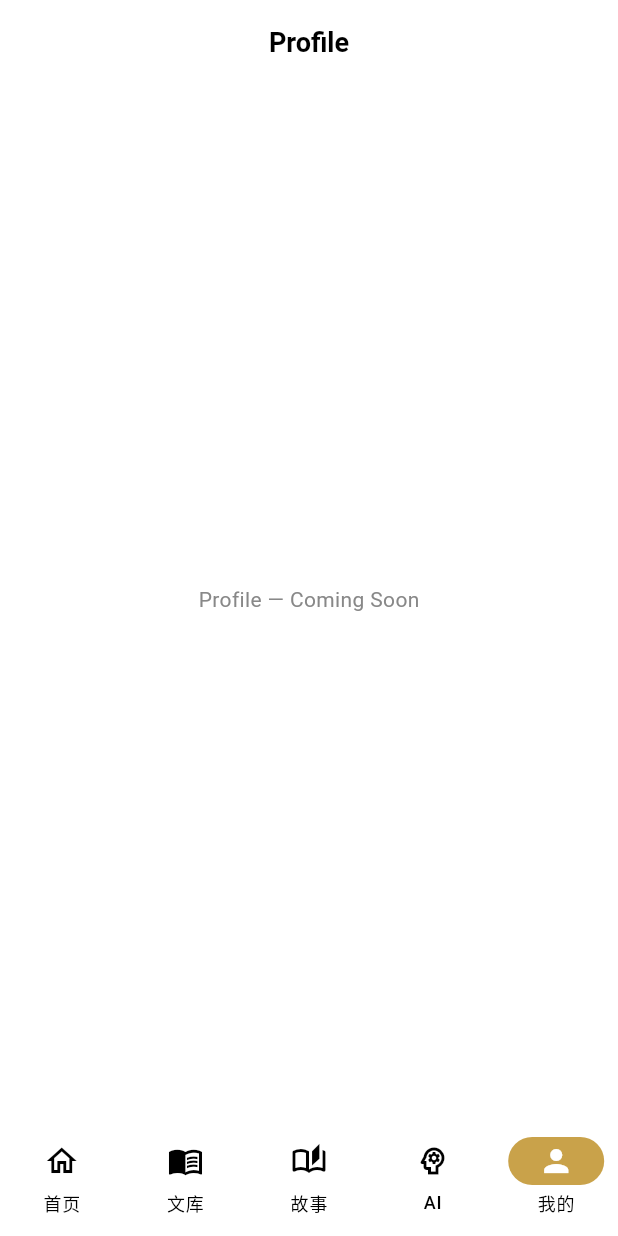
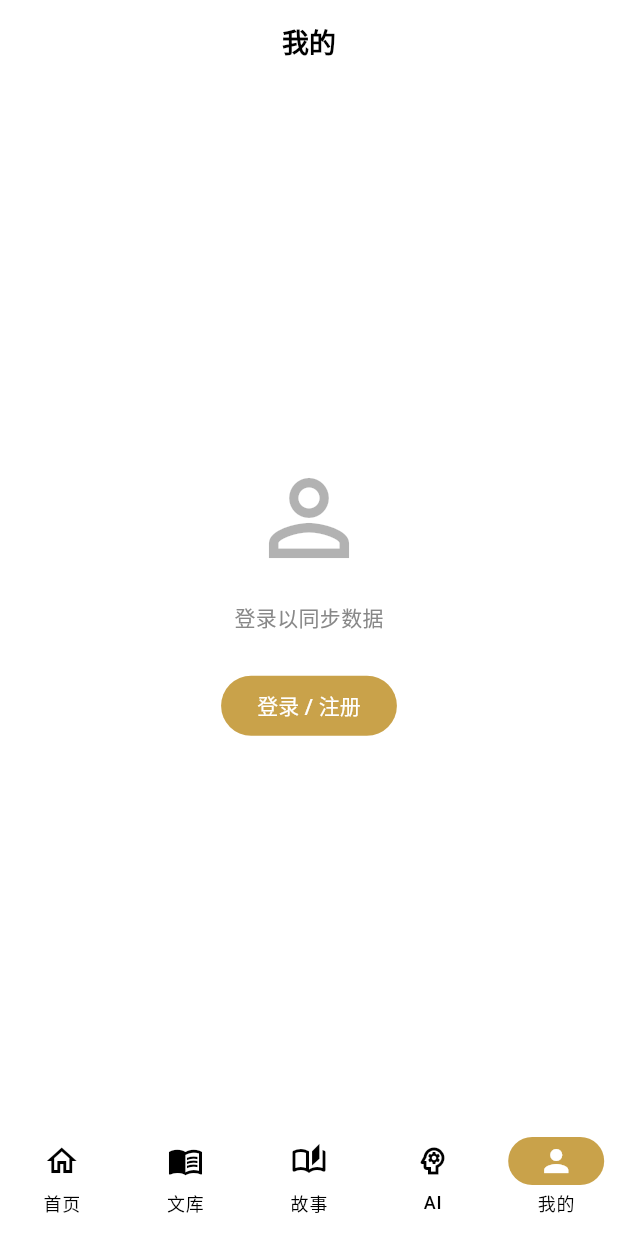
Before and after one commit to xixiaohui/cibei_flutter, a Flutter app: the screen it shows after launch, item 5 of the bottom bar chosen, on a phone screen of 412 x 824 dp. Run offline on Flutter 3.47's test engine with Material 3 defaults, Android fonts, the phone set to English and light mode, and no system bars; our stand-ins replace cached_network_image, cookie_jar, dio, dio_cookie_manager, flutter_markdown, flutter_riverpod and 3 more; accounts and stored records are empty; network calls fail; Roboto replaces fonts that are missing (Noto Sans SC).

Commit message:
feat: add Auth, Profile, and Settings features

```diff
--- a/lib/core/router/app_router.dart
+++ b/lib/core/router/app_router.dart
@@ -11,6 +11,9 @@ import '../../features/dictionary/dictionary_detail_page.dart';
 import '../../features/dictionary/dictionary_list_page.dart';
 import '../../features/encyclopedia/encyclopedia_detail_page.dart';
 import '../../features/encyclopedia/encyclopedia_list_page.dart';
+import '../../features/profile/login_page.dart';
+import '../../features/profile/profile_page.dart';
+import '../../features/profile/settings_page.dart';
 
 // Placeholder pages — replaced with real pages in later tasks
 class _PlaceholderPage extends StatelessWidget {
@@ -71,7 +74,7 @@ final appRouter = GoRouter(
           path: '/profile',
           name: RouteNames.profile,
           pageBuilder: (context, state) => const NoTransitionPage(
-            child: _PlaceholderPage('Profile'),
+            child: ProfilePage(),
           ),
         ),
       ],
@@ -139,12 +142,12 @@ final appRouter = GoRouter(
     GoRoute(
       path: '/settings',
       name: RouteNames.settings,
-      builder: (context, state) => const _PlaceholderPage('Settings'),
+      builder: (context, state) => const SettingsPage(),
     ),
     GoRoute(
       path: '/login',
       name: RouteNames.login,
-      builder: (context, state) => const _PlaceholderPage('Login'),
+      builder: (context, state) => const LoginPage(),
     ),
     GoRoute(
       path: '/paths/:slug',
--- /dev/null
+++ b/lib/features/profile/auth_controller.dart
@@ -0,0 +1,24 @@
+import 'package:flutter_riverpod/flutter_riverpod.dart';
+import '../../core/api/api_client.dart';
+import '../../shared/models/user.dart';
+import 'auth_repository.dart';
+
+final authRepositoryProvider = Provider((ref) => AuthRepository(ApiClient()));
+
+final sessionProvider = FutureProvider<SessionResponse?>((ref) {
+  return ref.read(authRepositoryProvider).getSession();
+});
+
+final isLoggedInProvider = Provider<bool>((ref) {
+  final session = ref.watch(sessionProvider);
+  return session.valueOrNull?.user != null;
+});
+
+final currentUserProvider = Provider<AsyncValue<User?>>((ref) {
+  final session = ref.watch(sessionProvider);
+  return session.when(
+    data: (s) => AsyncData(s?.user),
+    loading: () => const AsyncLoading(),
+    error: (e, _) => AsyncError(e, StackTrace.current),
+  );
+});
--- /dev/null
+++ b/lib/features/profile/profile_page.dart
@@ -0,0 +1,87 @@
+import 'package:flutter/material.dart';
+import 'package:flutter_riverpod/flutter_riverpod.dart';
+import 'package:go_router/go_router.dart';
+import 'auth_controller.dart';
+
+class ProfilePage extends ConsumerWidget {
+  const ProfilePage({super.key});
+
+  @override
+  Widget build(BuildContext context, WidgetRef ref) {
+    final user = ref.watch(currentUserProvider);
+
+    return Scaffold(
+      appBar: AppBar(title: const Text('我的')),
+      body: user.when(
+        loading: () =>
+            const Center(child: CircularProgressIndicator(strokeWidth: 2)),
+        error: (_, __) => const Center(child: Text('加载失败')),
+        data: (u) {
+          if (u == null) {
+            return Center(
+              child: Column(
+                mainAxisSize: MainAxisSize.min,
+                children: [
+                  Icon(Icons.person_outline,
+                      size: 80,
+                      color: Theme.of(context)
+                          .colorScheme
+                          .onSurface
+                          .withValues(alpha: 0.3)),
+                  const SizedBox(height: 16),
+                  const Text('登录以同步数据'),
+                  const SizedBox(height: 24),
+                  FilledButton(
+                    onPressed: () => context.push('/login'),
+                    child: const Text('登录 / 注册'),
+                  ),
+                ],
+              ),
+            );
+          }
+          return ListView(
+            padding: const EdgeInsets.all(20),
+            children: [
+              CircleAvatar(
+                radius: 40,
+                backgroundImage:
+                    u.image != null ? NetworkImage(u.image!) : null,
+                child: u.image == null ? Text(u.name?[0] ?? '?') : null,
+              ),
+              const SizedBox(height: 12),
+              Text(u.name ?? u.email,
+                  style: Theme.of(context).textTheme.headlineMedium),
+              const Divider(height: 32),
+              _menuItem(context, '我的收藏', Icons.favorite_border,
+                  () => context.push('/favorites')),
+              _menuItem(context, '我的笔记', Icons.edit_note,
+                  () => context.push('/notes')),
+              _menuItem(context, '阅读历史', Icons.history, () {}),
+              _menuItem(context, '学习统计', Icons.bar_chart, () {}),
+              _menuItem(context, '设置', Icons.settings_outlined,
+                  () => context.push('/settings')),
+              const SizedBox(height: 24),
+              OutlinedButton(
+                onPressed: () async {
+                  await ref.read(authRepositoryProvider).signOut();
+                  ref.invalidate(sessionProvider);
+                },
+                child: const Text('退出登录'),
+              ),
+            ],
+          );
+        },
+      ),
+    );
+  }
+
+  Widget _menuItem(BuildContext context, String title, IconData icon,
+      VoidCallback onTap) {
+    return ListTile(
+      leading: Icon(icon),
+      title: Text(title),
+      trailing: const Icon(Icons.chevron_right),
+      onTap: onTap,
+    );
+  }
+}
```
Also changed, not shown: lib/features/profile/auth_repository.dart (added, +35 -0 lines), lib/features/profile/login_page.dart (added, +108 -0 lines), lib/features/profile/settings_page.dart (added, +67 -0 lines).
